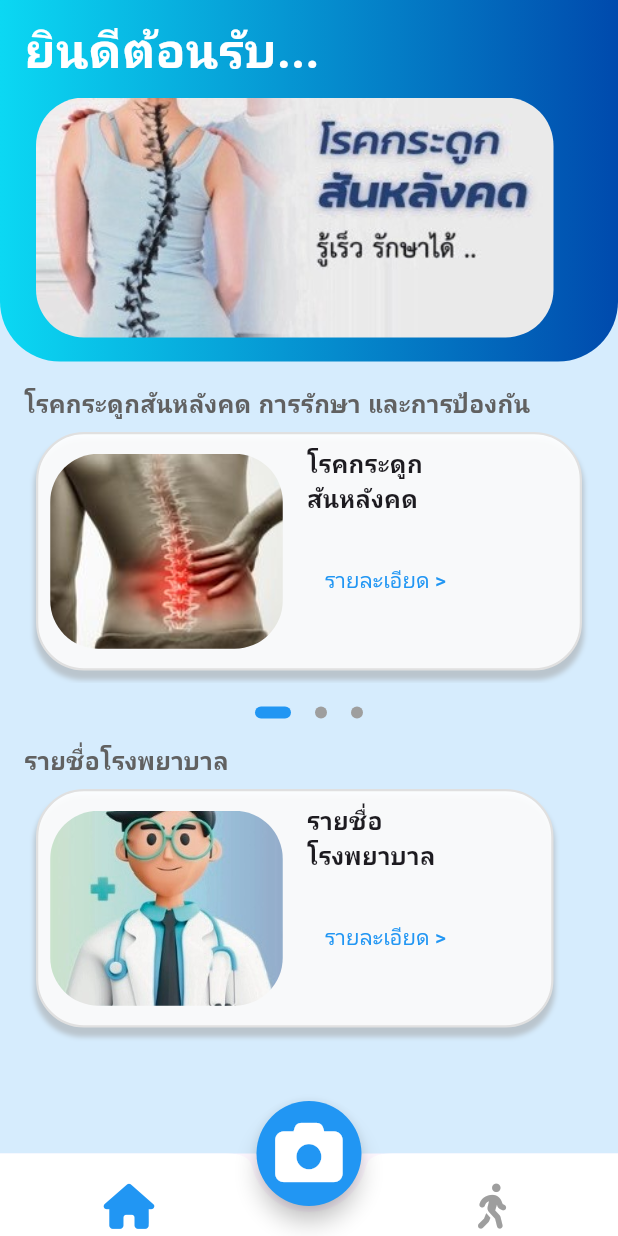
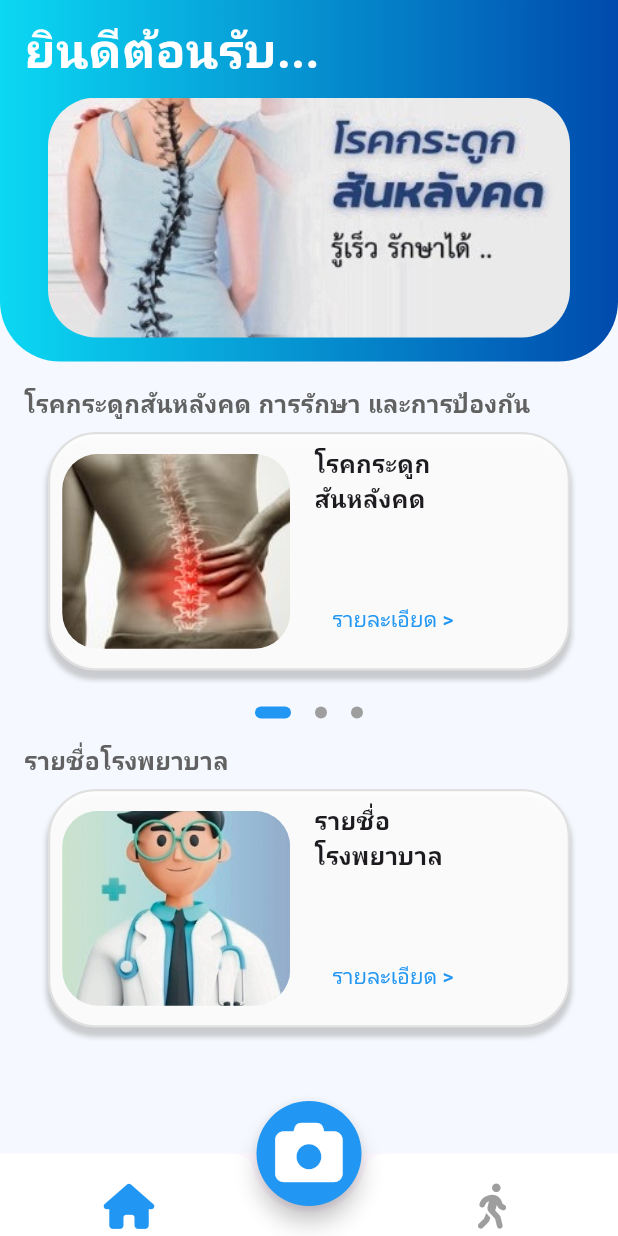
Before and after one commit to P-cy/scoliosis_analysis_app, a Flutter app: the screen it shows after launch, on a phone screen of 412 x 824 dp. Run offline on Flutter 3.47's test engine with Material 3 defaults, Android fonts, the phone set to English and light mode, and no system bars; our stand-ins replace flutter_vector_icons, font_awesome_flutter, google_fonts, image_picker; missing offline and left inert: google_mlkit_image_labeling; Roboto replaces fonts that are missing (Sarabun).

Commit message:
แก้กล้องเพิ่มปุ่มรีเซ็ตและปรับรูปภาพ ปรับหน้า home ให้บล็อกเท่ากัน

```diff
--- a/lib/pages/first_page.dart
+++ b/lib/pages/first_page.dart
@@ -15,7 +15,7 @@ class _FirstScreenState extends State<FirstScreen> {
   int _currentIndex = 0;
 
   final List<Widget> _pages = [
-    InformationScreen(),
+    HomeScreen(),
     CameraScreen(),
     ExerciseScreen(),
   ];
--- a/lib/pages/home_page.dart
+++ b/lib/pages/home_page.dart
@@ -1,26 +1,49 @@
 import 'package:flutter/material.dart';
 import 'package:google_fonts/google_fonts.dart';
-import 'package:scoliosis_analysis_app/pages/exercise_page.dart';
 import 'package:scoliosis_analysis_app/pages/hospital_page.dart';
 import 'package:scoliosis_analysis_app/pages/info_page.dart';
 import 'package:scoliosis_analysis_app/pages/guidelines_page.dart';
 import 'package:scoliosis_analysis_app/pages/risk_guidelines_page.dart';
 
-class InformationScreen extends StatefulWidget {
-  const InformationScreen({super.key});
+class HomeScreen extends StatefulWidget {
+  const HomeScreen({super.key});
 
   @override
-  State<InformationScreen> createState() => _InformationScreenState();
+  State<HomeScreen> createState() => _HomeScreenState();
 }
 
+class _HomeScreenState extends State<HomeScreen> {
   final PageController _pageController = PageController();
   int _currentPage = 0;
 
-class _InformationScreenState extends State<InformationScreen> {
+  @override
+  void initState() {
+    super.initState();
+    _pageController.addListener(_onPageChange);
+  }
+
+  @override
+  void dispose() {
+    _pageController.removeListener(_onPageChange);
+    _pageController.dispose();
+    super.dispose();
+  }
+
+  void _onPageChange() {
+    final currentPage = _pageController.page?.round() ?? 0;
+    if (_currentPage != currentPage) {
+      setState(() {
+        _currentPage = currentPage;
+      });
+    }
+  }
+
   @override
   Widget build(BuildContext context) {
+    double screenWidth = MediaQuery.of(context).size.width;
+
     return Scaffold(
-        backgroundColor: const Color(0xFFD6ECFD),
+        backgroundColor: Color(0xFFF5F9FF),
         extendBodyBehindAppBar: true,
         appBar: AppBar(
           backgroundColor: Colors.transparent,
@@ -44,7 +67,7 @@ class _InformationScreenState extends State<InformationScreen> {
             child:
                 Column(crossAxisAlignment: CrossAxisAlignment.start, children: [
               Container(
-                width: MediaQuery.of(context).size.width,
+                width: screenWidth,
                 decoration: BoxDecoration(
                   gradient: LinearGradient(
                     begin: Alignment.topLeft,
@@ -73,10 +96,9 @@ class _InformationScreenState extends State<InformationScreen> {
                       ),
                     ),
                     Padding(
-                      padding: const EdgeInsets.only(top: 8,bottom : 16 ,left : 8),
-                      child: Row(
-                        children: [
-                          Center(
+                      padding: const EdgeInsets.only(
+                          top: 8, bottom: 16, left: 16, right: 16),
+                      child: Center(
                         child: ClipRRect(
                           borderRadius: BorderRadius.vertical(
                             top: Radius.circular(32),
@@ -85,13 +107,10 @@ class _InformationScreenState extends State<InformationScreen> {
                           child: Image.asset(
                             'assets/img/poster_spine.jpg',
                             height: 160,
-                                width: 345,
+                            width: screenWidth - 32,
                             fit: BoxFit.cover,
                           ),
                         ),
-
-                          ),
-                        ],
                       ),
                     ),
                   ],
@@ -114,7 +133,6 @@ class _InformationScreenState extends State<InformationScreen> {
                       ),
                     ),
                     SizedBox(
-                      //width: 400,
                       height: 175,
                       child: PageView(
                         scrollDirection: Axis.horizontal,
@@ -126,6 +144,7 @@ class _InformationScreenState extends State<InformationScreen> {
                         },
                         children: [
                           _buildHealthCard(
+                            context,
                             'assets/img/back-bone.jpg',
                             'โรคกระดูก\nสันหลังคด',
                             () {
@@ -137,18 +156,20 @@ class _InformationScreenState extends State<InformationScreen> {
                             },
                           ),
                           _buildHealthCard(
+                            context,
                             'assets/img/slide1.jpg',
                             'แนวทางปฏิบัติ\nเมื่อพบภาวะเสี่ยง',
                             () {
                               Navigator.push(
                                 context,
                                 MaterialPageRoute(
-                                    builder: (context) => RiskGuidelinesScreen()),
+                                    builder: (context) =>
+                                        RiskGuidelinesScreen()),
                               );
                             },
                           ),
-
                           _buildHealthCard(
+                            context,
                             'assets/img/slide4.jpg',
                             'แนวทางป้องกัน\nการเกิดโรค\nกระดูกสันหลังคด',
                             () {
@@ -165,8 +186,8 @@ class _InformationScreenState extends State<InformationScreen> {
                     SizedBox(
                       height: 16,
                     ),
-                    _buildPageIndicator(),
-                    SizedBox(height : 16),
+                    _buildPageIndicator(_currentPage),
+                    SizedBox(height: 16),
                     Text(
                       'รายชื่อโรงพยาบาล',
                       style: GoogleFonts.montserrat(
@@ -175,13 +196,11 @@ class _InformationScreenState extends State<InformationScreen> {
                         color: Colors.grey.shade700,
                       ),
                     ),
-                      SizedBox(
-                        height : 175,
-
-                        child: Row(
-                          mainAxisSize: MainAxisSize.min,
-                          children: [
-                            _buildHealthCard(
+                    Container(
+                      height: 175,
+                      width: screenWidth - 32,
+                      child: _buildHealthCard(
+                        context,
                         'assets/img/doctor.jpg',
                         'รายชื่อ\nโรงพยาบาล',
                         () {
@@ -192,8 +211,6 @@ class _InformationScreenState extends State<InformationScreen> {
                           );
                         },
                       ),
-                          ],
-                        ),
                     ),
                   ],
                 ),
@@ -201,30 +218,20 @@ class _InformationScreenState extends State<InformationScreen> {
               SizedBox(
                 height: 16,
               ),
-              Padding(
-                padding: const EdgeInsets.symmetric(horizontal: 16),
-                child: Column(
-                    crossAxisAlignment: CrossAxisAlignment.start,
-                    children: [
-
-                      SizedBox(
-                        height: 20,
-                      ),
-                    ]),
-              ),
             ]),
           ),
         ));
   }
 }
 
-Widget _buildHealthCard(String imagePath, String title, VoidCallback onTap) {
-  return Padding(
-    padding: const EdgeInsets.all(8),
-    child: GestureDetector(
-      onTap: onTap,
-      child: Container(
-        width: 345,
+Widget _buildHealthCard(
+    BuildContext context, String imagePath, String title, VoidCallback onTap) {
+  double screenWidth = MediaQuery.of(context).size.width;
+  double cardWidth = screenWidth - 32;
+
+  return Container(
+    width: cardWidth,
+    margin: const EdgeInsets.symmetric(vertical: 8, horizontal: 16),
     decoration: BoxDecoration(
       color: Colors.white.withOpacity(0.9),
       borderRadius: BorderRadius.circular(32),
@@ -242,27 +249,25 @@ Widget _buildHealthCard(String imagePath, String title, VoidCallback onTap) {
       ],
     ),
     child: Row(
-          mainAxisSize: MainAxisSize.min,
       children: [
         Padding(
           padding: const EdgeInsets.all(8.0),
           child: ClipRRect(
-                borderRadius: BorderRadius.vertical(
-                  top: Radius.circular(32),
-                  bottom: Radius.circular(32),
-                ),
+            borderRadius: BorderRadius.circular(24),
             child: Image.asset(
               imagePath,
               height: 130,
-                  width: 155,
+              width: cardWidth * 0.4,
               fit: BoxFit.cover,
             ),
           ),
         ),
-            Padding(
+        Expanded(
+          child: Padding(
             padding: const EdgeInsets.all(8.0),
             child: Column(
               crossAxisAlignment: CrossAxisAlignment.start,
+              mainAxisAlignment: MainAxisAlignment.center,
               children: [
                 Text(
                   title,
@@ -271,7 +276,7 @@ Widget _buildHealthCard(String imagePath, String title, VoidCallback onTap) {
                     fontWeight: FontWeight.bold,
                   ),
                 ),
-                  SizedBox(height: 20),
+                Spacer(),
                 TextButton(
                   onPressed: onTap,
                   child: Text(
@@ -282,14 +287,13 @@ Widget _buildHealthCard(String imagePath, String title, VoidCallback onTap) {
               ],
             ),
           ),
+        ),
       ],
-        ),
-      ),
     ),
   );
 }
 
-Widget _buildPageIndicator() {
+Widget _buildPageIndicator(int currentPage) {
   return Row(
     mainAxisAlignment: MainAxisAlignment.center,
     children: List.generate(
@@ -297,10 +301,10 @@ Widget _buildPageIndicator() {
       (index) => AnimatedContainer(
         duration: Duration(milliseconds: 300),
         margin: EdgeInsets.symmetric(horizontal: 8),
-        width: _currentPage == index ? 24 : 8,
+        width: currentPage == index ? 24 : 8,
         height: 8,
         decoration: BoxDecoration(
-          color: _currentPage == index ? Colors.blue : Colors.grey,
+          color: currentPage == index ? Colors.blue : Colors.grey,
           borderRadius: BorderRadius.circular(4),
         ),
       ),
```
Also changed, not shown: lib/pages/camera_page.dart (+68 -6 lines), lib/pages/widget_file.dart (added, +89 -0 lines). Lines whose indentation alone changed are shown as unchanged.
